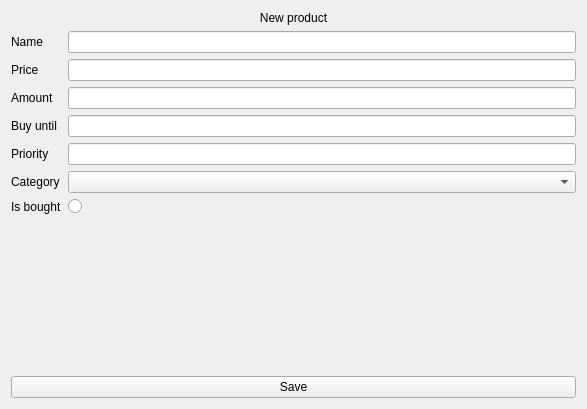
iodream/Spend-Note, file src/Client/View/MainPage/List/ListCreateSubPage/ProductQuickCreateSubPage.ui: the form before one commit.
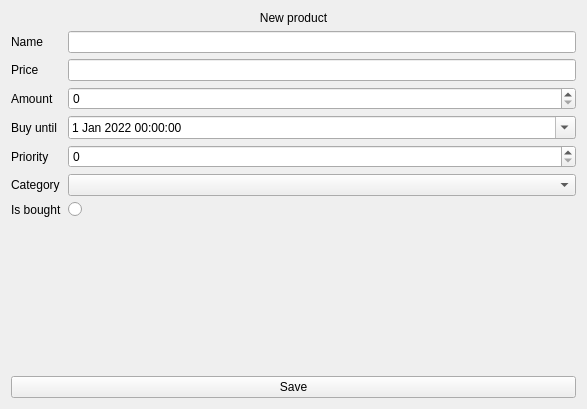
The form after the commit.

Commit message: port ListQuickCreatePage to new additions. Make DateTime selectors in ProductCreate and ProductEdit Pages have minimum values of current date

What changed in the file:
```diff
--- a/src/Client/View/MainPage/List/ListCreateSubPage/ProductQuickCreateSubPage.ui
+++ b/src/Client/View/MainPage/List/ListCreateSubPage/ProductQuickCreateSubPage.ui
@@ -53,9 +53,6 @@
        </property>
       </widget>
      </item>
-     <item row="2" column="1">
-      <widget class="QLineEdit" name="Amount"/>
-     </item>
      <item row="3" column="0">
       <widget class="QLabel" name="BuyUntilLabel">
        <property name="text">
@@ -63,9 +60,6 @@
        </property>
       </widget>
      </item>
-     <item row="3" column="1">
-      <widget class="QLineEdit" name="BuyUntil"/>
-     </item>
      <item row="4" column="0">
       <widget class="QLabel" name="PriorityLabel">
        <property name="text">
@@ -73,9 +67,6 @@
        </property>
       </widget>
      </item>
-     <item row="4" column="1">
-      <widget class="QLineEdit" name="Priority"/>
-     </item>
      <item row="6" column="0">
       <widget class="QLabel" name="IsBoughtLabel">
        <property name="text">
@@ -100,6 +91,26 @@
      <item row="5" column="1">
       <widget class="QComboBox" name="Category"/>
      </item>
+     <item row="3" column="1">
+      <widget class="QDateTimeEdit" name="BuyUntil">
+       <property name="date">
+        <date>
+         <year>2022</year>
+         <month>1</month>
+         <day>1</day>
+        </date>
+       </property>
+       <property name="calendarPopup">
+        <bool>true</bool>
+       </property>
+      </widget>
+     </item>
+     <item row="2" column="1">
+      <widget class="QSpinBox" name="Amount"/>
+     </item>
+     <item row="4" column="1">
+      <widget class="QSpinBox" name="Priority"/>
+     </item>
     </layout>
    </item>
    <item>
```
The commit also changes 11 other files.
